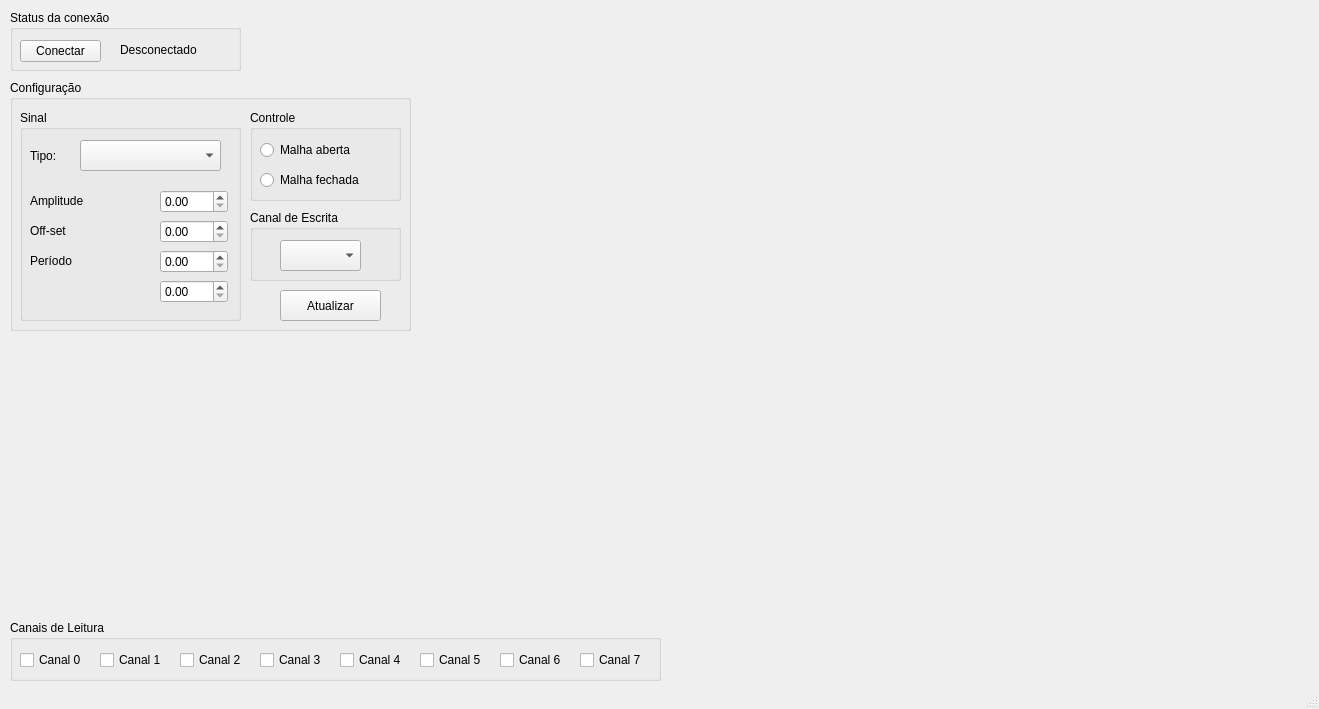
Old version of the form mainwindow.ui in the repository Chechunlong/control.
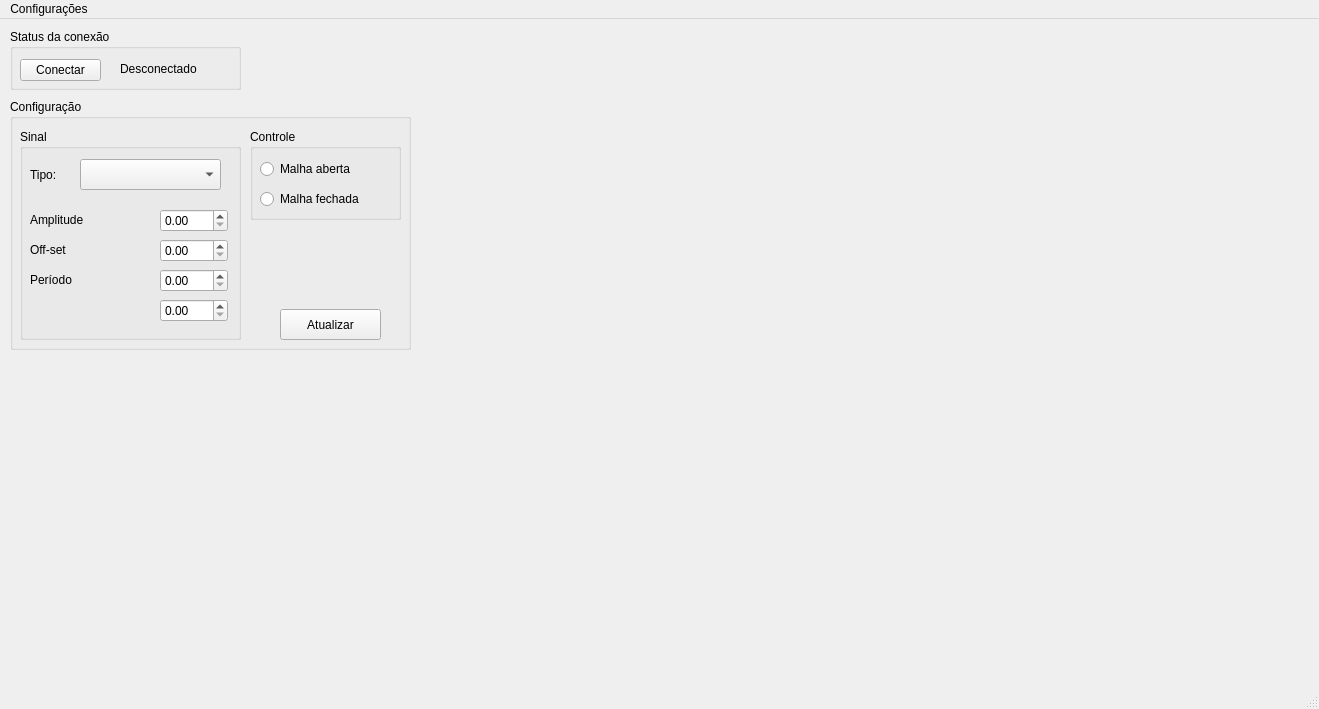
New version of the form. Custom widgets are drawn as their Qt base class.

Diff of the .ui file:
```diff
--- a/mainwindow.ui
+++ b/mainwindow.ui
@@ -266,29 +266,6 @@
       </property>
      </widget>
     </widget>
-    <widget class="QGroupBox" name="groupCanalEsc">
-     <property name="geometry">
-      <rect>
-       <x>240</x>
-       <y>130</y>
-       <width>151</width>
-       <height>71</height>
-      </rect>
-     </property>
-     <property name="title">
-      <string>Canal de Escrita</string>
-     </property>
-     <widget class="QComboBox" name="comboCanalEscrita">
-      <property name="geometry">
-       <rect>
-        <x>30</x>
-        <y>30</y>
-        <width>81</width>
-        <height>31</height>
-       </rect>
-      </property>
-     </widget>
-    </widget>
    </widget>
    <widget class="QCustomPlot" name="graficoEscrita" native="true">
     <property name="geometry">
@@ -299,7 +276,7 @@
       <height>301</height>
      </rect>
     </property>
-    <widget class="QWidget" name="">
+    <widget class="QWidget" name="layoutWidget">
      <property name="geometry">
       <rect>
        <x>70</x>
@@ -339,7 +316,7 @@
       <height>271</height>
      </rect>
     </property>
-    <widget class="QWidget" name="">
+    <widget class="QWidget" name="layoutWidget">
      <property name="geometry">
       <rect>
        <x>110</x>
@@ -366,125 +343,30 @@
      </layout>
     </widget>
    </widget>
-   <widget class="QGroupBox" name="groupCanalLeitura">
-    <property name="geometry">
-     <rect>
-      <x>10</x>
-      <y>620</y>
-      <width>651</width>
-      <height>61</height>
-     </rect>
-    </property>
-    <property name="title">
-     <string>Canais de Leitura</string>
-    </property>
-    <widget class="QCheckBox" name="canal_0">
-     <property name="geometry">
-      <rect>
-       <x>10</x>
-       <y>30</y>
-       <width>71</width>
-       <height>20</height>
-      </rect>
-     </property>
-     <property name="text">
-      <string>Canal 0</string>
-     </property>
-    </widget>
-    <widget class="QCheckBox" name="canal_1">
-     <property name="geometry">
-      <rect>
-       <x>90</x>
-       <y>30</y>
-       <width>71</width>
-       <height>20</height>
-      </rect>
-     </property>
-     <property name="text">
-      <string>Canal 1</string>
-     </property>
-    </widget>
-    <widget class="QCheckBox" name="canal_2">
-     <property name="geometry">
-      <rect>
-       <x>170</x>
-       <y>30</y>
-       <width>71</width>
-       <height>20</height>
-      </rect>
-     </property>
-     <property name="text">
-      <string>Canal 2</string>
-     </property>
-    </widget>
-    <widget class="QCheckBox" name="canal_3">
-     <property name="geometry">
-      <rect>
-       <x>250</x>
-       <y>30</y>
-       <width>71</width>
-       <height>20</height>
-      </rect>
-     </property>
-     <property name="text">
-      <string>Canal 3</string>
-     </property>
-    </widget>
-    <widget class="QCheckBox" name="canal_4">
-     <property name="geometry">
-      <rect>
-       <x>330</x>
-       <y>30</y>
-       <width>71</width>
-       <height>20</height>
-      </rect>
-     </property>
-     <property name="text">
-      <string>Canal 4</string>
-     </property>
-    </widget>
-    <widget class="QCheckBox" name="canal_5">
-     <property name="geometry">
-      <rect>
-       <x>410</x>
-       <y>30</y>
-       <width>71</width>
-       <height>20</height>
-      </rect>
-     </property>
-     <property name="text">
-      <string>Canal 5</string>
-     </property>
-    </widget>
-    <widget class="QCheckBox" name="canal_6">
-     <property name="geometry">
-      <rect>
-       <x>490</x>
-       <y>30</y>
-       <width>71</width>
-       <height>20</height>
-      </rect>
-     </property>
-     <property name="text">
-      <string>Canal 6</string>
-     </property>
-    </widget>
-    <widget class="QCheckBox" name="canal_7">
-     <property name="geometry">
-      <rect>
-       <x>570</x>
-       <y>30</y>
-       <width>71</width>
-       <height>20</height>
-      </rect>
-     </property>
-     <property name="text">
-      <string>Canal 7</string>
-     </property>
-    </widget>
-   </widget>
   </widget>
   <widget class="QStatusBar" name="statusBar"/>
+  <widget class="QMenuBar" name="menuBar">
+   <property name="geometry">
+    <rect>
+     <x>0</x>
+     <y>0</y>
+     <width>1319</width>
+     <height>19</height>
+    </rect>
+   </property>
+   <widget class="QMenu" name="menuConfigura_es">
+    <property name="title">
+     <string>Configurações</string>
+    </property>
+    <addaction name="actionCanal"/>
+   </widget>
+   <addaction name="menuConfigura_es"/>
+  </widget>
+  <action name="actionCanal">
+   <property name="text">
+    <string>Canal</string>
+   </property>
+  </action>
  </widget>
  <layoutdefault spacing="6" margin="11"/>
  <customwidgets>
```
Left out of the diff: 4 changed lines with no effect on the pictures.
